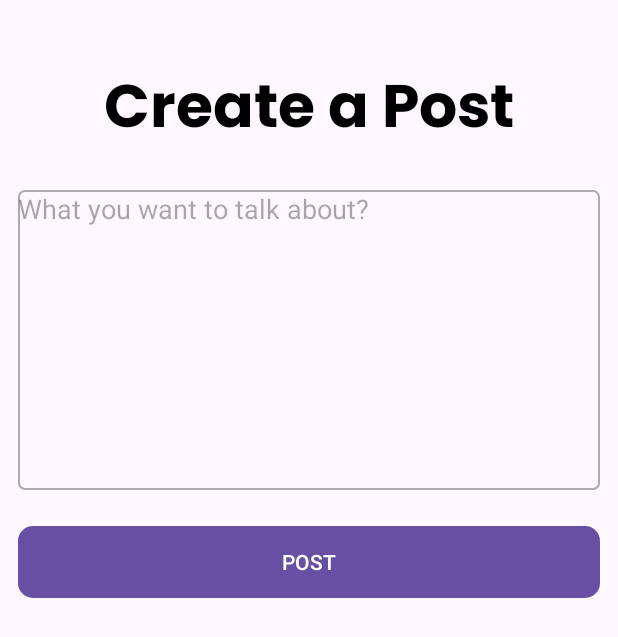
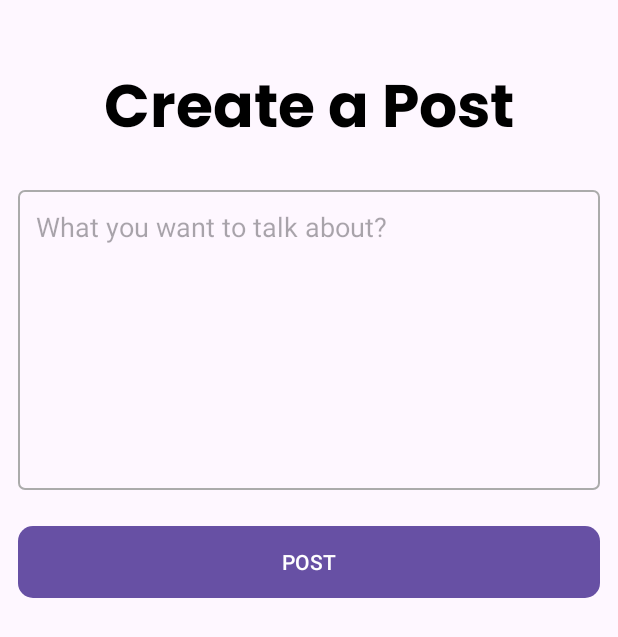
Before and after one commit to rahul-chaudhary/MySocialMedia, an Android app: the CreatePostActivity screen opened directly, with no data from a screen before it, on a phone screen of 412 x 824 dp. Shown: the top 637 px of the screen. Run offline under Robolectric (Android 15) with nearby library versions, the phone set to English and light mode, and no system bars.

Commit message:
Added padding of 12dp to postInput EditText

```diff
--- a/app/src/main/java/com/example/mysocialmedia/CreatePostActivity.kt
+++ b/app/src/main/java/com/example/mysocialmedia/CreatePostActivity.kt
@@ -3,8 +3,6 @@ package com.example.mysocialmedia
 import android.os.Bundle
 import androidx.activity.enableEdgeToEdge
 import androidx.appcompat.app.AppCompatActivity
-import androidx.core.view.ViewCompat
-import androidx.core.view.WindowInsetsCompat
 import com.example.mysocialmedia.daos.PostDao
 import com.example.mysocialmedia.databinding.ActivityCreatePostBinding
 
--- a/app/src/main/res/layout/activity_create_post.xml
+++ b/app/src/main/res/layout/activity_create_post.xml
@@ -26,6 +26,7 @@
         android:layout_height="wrap_content"
         android:height="200dp"
         android:layout_margin="12dp"
+        android:padding="12dp"
         android:gravity="top"
         android:hint="@string/what_you_want_to_talk_about"
         android:background="@drawable/edittext_round_shape"
```
